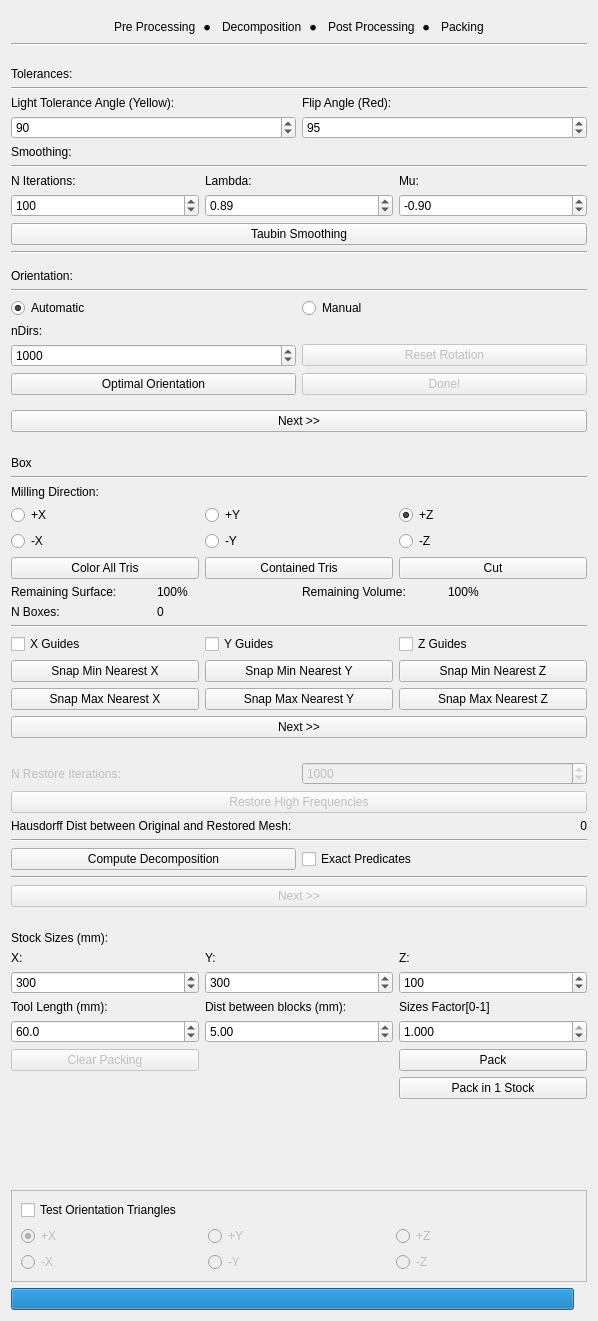
cg3hci/SplitAndMill, file gui/hf_gui.ui: the form before one commit.
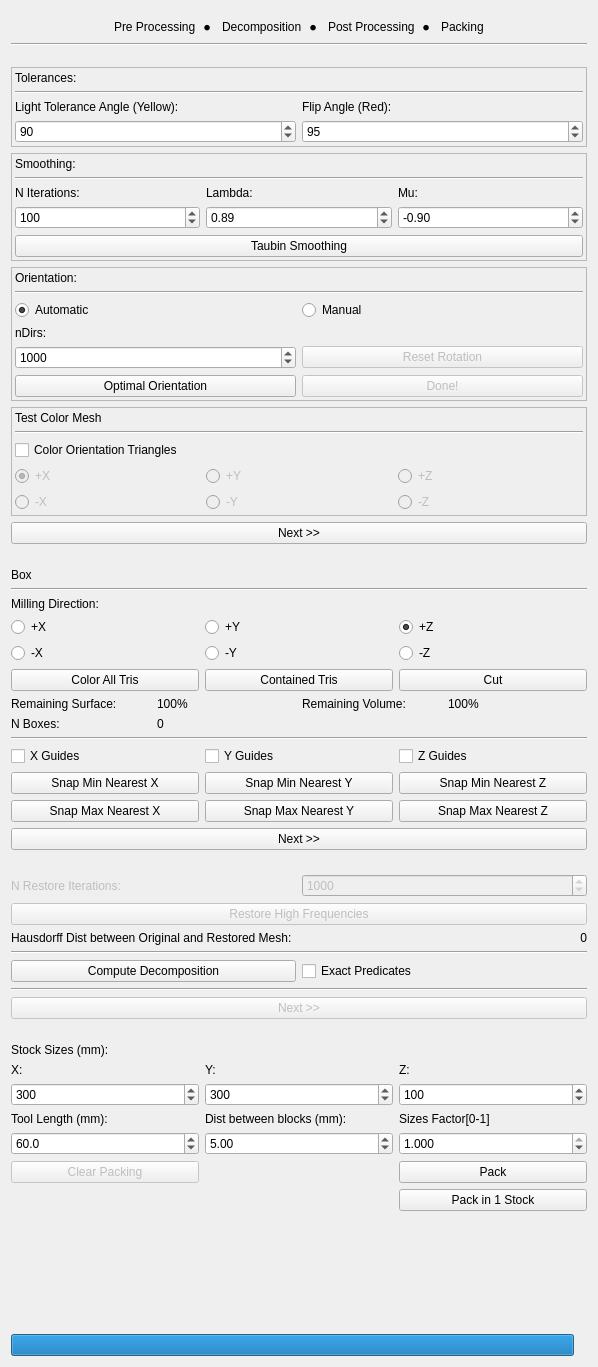
The form after the commit.

```diff
--- a/gui/hf_gui.ui
+++ b/gui/hf_gui.ui
@@ -7,7 +7,7 @@
     <x>0</x>
     <y>0</y>
     <width>598</width>
-    <height>1321</height>
+    <height>1367</height>
    </rect>
   </property>
   <property name="windowTitle">
@@ -29,21 +29,93 @@
       <property name="rightMargin">
        <number>0</number>
       </property>
-      <item row="9" column="0" colspan="3">
+      <item row="7" column="0" colspan="2">
        <widget class="QPushButton" name="preProcessingNextPushButton">
         <property name="text">
          <string>Next &gt;&gt;</string>
         </property>
        </widget>
       </item>
-      <item row="7" column="0" colspan="3">
-       <widget class="Line" name="line_5">
+      <item row="2" column="0" colspan="2">
+       <widget class="QFrame" name="smoothingFrame">
+        <property name="frameShape">
+         <enum>QFrame::StyledPanel</enum>
+        </property>
+        <property name="frameShadow">
+         <enum>QFrame::Raised</enum>
+        </property>
+        <layout class="QGridLayout" name="gridLayout_3">
+         <property name="leftMargin">
+          <number>3</number>
+         </property>
+         <property name="topMargin">
+          <number>3</number>
+         </property>
+         <property name="rightMargin">
+          <number>3</number>
+         </property>
+         <property name="bottomMargin">
+          <number>3</number>
+         </property>
+         <item row="0" column="0">
+          <widget class="QLabel" name="label_4">
+           <property name="text">
+            <string>Smoothing:</string>
+           </property>
+          </widget>
+         </item>
+         <item row="1" column="0" colspan="3">
+          <widget class="Line" name="line_3">
         <property name="orientation">
          <enum>Qt::Horizontal</enum>
         </property>
        </widget>
       </item>
-      <item row="5" column="2">
+         <item row="2" column="0">
+          <widget class="QLabel" name="label_13">
+           <property name="text">
+            <string>N Iterations:</string>
+           </property>
+          </widget>
+         </item>
+         <item row="2" column="1">
+          <widget class="QLabel" name="label_14">
+           <property name="text">
+            <string>Lambda:</string>
+           </property>
+          </widget>
+         </item>
+         <item row="2" column="2">
+          <widget class="QLabel" name="label_15">
+           <property name="text">
+            <string>Mu:</string>
+           </property>
+          </widget>
+         </item>
+         <item row="3" column="0">
+          <widget class="QSpinBox" name="nIterationsSpinBox">
+           <property name="maximum">
+            <number>10000</number>
+           </property>
+           <property name="value">
+            <number>100</number>
+           </property>
+          </widget>
+         </item>
+         <item row="3" column="1">
+          <widget class="QDoubleSpinBox" name="lambdaSpinBox">
+           <property name="locale">
+            <locale language="English" country="UnitedStates"/>
+           </property>
+           <property name="maximum">
+            <double>1.000000000000000</double>
+           </property>
+           <property name="value">
+            <double>0.890000000000000</double>
+           </property>
+          </widget>
+         </item>
+         <item row="3" column="2">
        <widget class="QDoubleSpinBox" name="muSpinBox">
         <property name="locale">
          <locale language="English" country="UnitedStates"/>
@@ -59,34 +131,36 @@
         </property>
        </widget>
       </item>
-      <item row="6" column="0" colspan="3">
+         <item row="4" column="0" colspan="3">
        <widget class="QPushButton" name="taubinSmoothingPushButton">
         <property name="text">
          <string>Taubin Smoothing</string>
         </property>
        </widget>
       </item>
-      <item row="2" column="0">
-       <widget class="QLabel" name="label_4">
-        <property name="text">
-         <string>Smoothing:</string>
-        </property>
+        </layout>
        </widget>
       </item>
-      <item row="8" column="0" colspan="3">
+      <item row="3" column="0" colspan="2">
        <widget class="QFrame" name="orientationFrame">
         <property name="frameShape">
-         <enum>QFrame::NoFrame</enum>
+         <enum>QFrame::StyledPanel</enum>
         </property>
         <property name="frameShadow">
-         <enum>QFrame::Plain</enum>
+         <enum>QFrame::Raised</enum>
         </property>
         <layout class="QGridLayout" name="gridLayout_13">
          <property name="leftMargin">
-          <number>0</number>
+          <number>3</number>
+         </property>
+         <property name="topMargin">
+          <number>3</number>
          </property>
          <property name="rightMargin">
-          <number>0</number>
+          <number>3</number>
+         </property>
+         <property name="bottomMargin">
+          <number>3</number>
          </property>
          <item row="2" column="1">
           <widget class="QRadioButton" name="manualOrientationRadioButton">
@@ -169,77 +243,26 @@
         </layout>
        </widget>
       </item>
-      <item row="4" column="0">
-       <widget class="QLabel" name="label_13">
-        <property name="text">
-         <string>N Iterations:</string>
-        </property>
-       </widget>
-      </item>
-      <item row="4" column="2">
-       <widget class="QLabel" name="label_15">
-        <property name="text">
-         <string>Mu:</string>
-        </property>
-       </widget>
-      </item>
-      <item row="4" column="1">
-       <widget class="QLabel" name="label_14">
-        <property name="text">
-         <string>Lambda:</string>
-        </property>
-       </widget>
-      </item>
-      <item row="5" column="0">
-       <widget class="QSpinBox" name="nIterationsSpinBox">
-        <property name="maximum">
-         <number>10000</number>
-        </property>
-        <property name="value">
-         <number>100</number>
-        </property>
-       </widget>
-      </item>
-      <item row="5" column="1">
-       <widget class="QDoubleSpinBox" name="lambdaSpinBox">
-        <property name="locale">
-         <locale language="English" country="UnitedStates"/>
-        </property>
-        <property name="maximum">
-         <double>1.000000000000000</double>
-        </property>
-        <property name="value">
-         <double>0.890000000000000</double>
-        </property>
-       </widget>
-      </item>
-      <item row="3" column="0" colspan="3">
-       <widget class="Line" name="line_3">
-        <property name="orientation">
-         <enum>Qt::Horizontal</enum>
-        </property>
-       </widget>
-      </item>
-      <item row="0" column="0" colspan="3">
+      <item row="0" column="0" colspan="2">
        <widget class="QFrame" name="toleranceFrame">
         <property name="frameShape">
-         <enum>QFrame::NoFrame</enum>
+         <enum>QFrame::StyledPanel</enum>
         </property>
         <property name="frameShadow">
-         <enum>QFrame::Plain</enum>
+         <enum>QFrame::Raised</enum>
         </property>
         <layout class="QGridLayout" name="gridLayout_8">
          <property name="leftMargin">
-          <number>0</number>
+          <number>3</number>
          </property>
          <property name="topMargin">
-          <number>0</number>
+          <number>3</number>
          </property>
          <property name="rightMargin">
-          <number>0</number>
+          <number>3</number>
          </property>
          <property name="bottomMargin">
-          <number>0</number>
+          <number>3</number>
          </property>
          <property name="horizontalSpacing">
           <number>6</number>
@@ -307,10 +330,7 @@
         </layout>
        </widget>
       </item>
-     </layout>
-    </widget>
-   </item>
-   <item row="8" column="0" colspan="2">
+      <item row="6" column="0" colspan="2">
     <widget class="QFrame" name="testFrame">
      <property name="enabled">
       <bool>true</bool>
@@ -322,34 +342,19 @@
       <enum>QFrame::Raised</enum>
      </property>
      <layout class="QGridLayout" name="gridLayout_2">
-      <item row="2" column="2">
-       <widget class="QRadioButton" name="mzTestRadioButton">
-        <property name="enabled">
-         <bool>false</bool>
-        </property>
-        <property name="text">
-         <string>-Z</string>
-        </property>
-       </widget>
-      </item>
-      <item row="0" column="0" colspan="3">
-       <widget class="QCheckBox" name="testOrTrianglesCheckBox">
-        <property name="text">
-         <string>Test Orientation Triangles</string>
-        </property>
-       </widget>
-      </item>
-      <item row="1" column="1">
-       <widget class="QRadioButton" name="pyTestRadioButton">
-        <property name="enabled">
-         <bool>false</bool>
-        </property>
-        <property name="text">
-         <string>+Y</string>
-        </property>
-       </widget>
-      </item>
-      <item row="1" column="2">
+         <property name="leftMargin">
+          <number>3</number>
+         </property>
+         <property name="topMargin">
+          <number>3</number>
+         </property>
+         <property name="rightMargin">
+          <number>3</number>
+         </property>
+         <property name="bottomMargin">
+          <number>3</number>
+         </property>
+         <item row="4" column="2">
        <widget class="QRadioButton" name="pzTestRadioButton">
         <property name="enabled">
          <bool>false</bool>
@@ -359,7 +364,17 @@
         </property>
        </widget>
       </item>
-      <item row="2" column="1">
+         <item row="5" column="2">
+          <widget class="QRadioButton" name="mzTestRadioButton">
+           <property name="enabled">
+            <bool>false</bool>
+           </property>
+           <property name="text">
+            <string>-Z</string>
+           </property>
+          </widget>
+         </item>
+         <item row="5" column="1">
        <widget class="QRadioButton" name="myTestRadioButton">
         <property name="enabled">
          <bool>false</bool>
@@ -369,20 +384,7 @@
         </property>
        </widget>
       </item>
-      <item row="1" column="0">
-       <widget class="QRadioButton" name="pxTestRadioButton">
-        <property name="enabled">
-         <bool>false</bool>
-        </property>
-        <property name="text">
-         <string>+X</string>
-        </property>
-        <property name="checked">
-         <bool>true</bool>
-        </property>
-       </widget>
-      </item>
-      <item row="2" column="0">
+         <item row="5" column="0">
        <widget class="QRadioButton" name="mxTestRadioButton">
         <property name="enabled">
          <bool>false</bool>
@@ -390,6 +392,53 @@
         <property name="text">
          <string>-X</string>
         </property>
+          </widget>
+         </item>
+         <item row="3" column="0" colspan="3">
+          <widget class="QCheckBox" name="testOrTrianglesCheckBox">
+           <property name="text">
+            <string>Color Orientation Triangles</string>
+           </property>
+          </widget>
+         </item>
+         <item row="4" column="0">
+          <widget class="QRadioButton" name="pxTestRadioButton">
+           <property name="enabled">
+            <bool>false</bool>
+           </property>
+           <property name="text">
+            <string>+X</string>
+           </property>
+           <property name="checked">
+            <bool>true</bool>
+           </property>
+          </widget>
+         </item>
+         <item row="1" column="0">
+          <widget class="QLabel" name="label_23">
+           <property name="text">
+            <string>Test Color Mesh</string>
+           </property>
+          </widget>
+         </item>
+         <item row="4" column="1">
+          <widget class="QRadioButton" name="pyTestRadioButton">
+           <property name="enabled">
+            <bool>false</bool>
+           </property>
+           <property name="text">
+            <string>+Y</string>
+           </property>
+          </widget>
+         </item>
+         <item row="2" column="0" colspan="3">
+          <widget class="Line" name="line_5">
+           <property name="orientation">
+            <enum>Qt::Horizontal</enum>
+           </property>
+          </widget>
+         </item>
+        </layout>
        </widget>
       </item>
      </layout>
```
Lines whose indentation alone changed are shown as unchanged.
